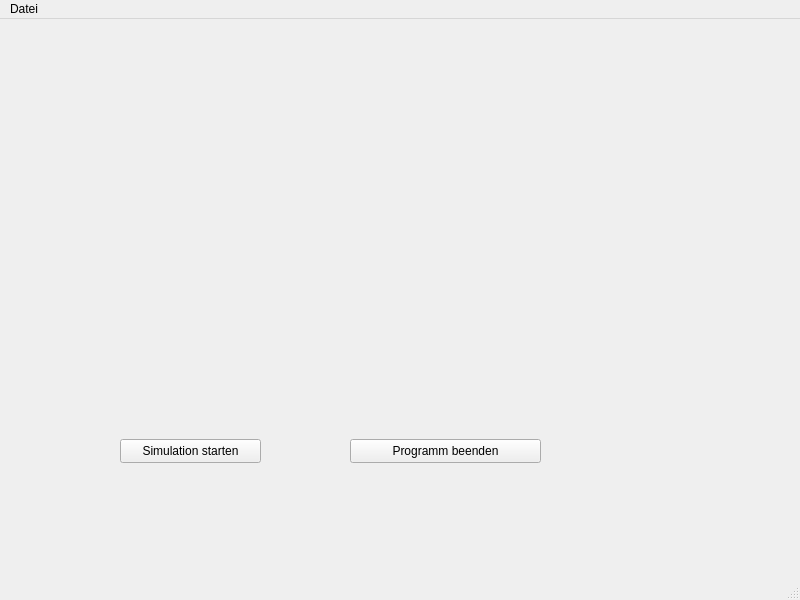
Baffmer/Betriebssysteme_Scheduler, file Betriebssysteme_Scheduler/mainwindow.ui: the form before one commit.
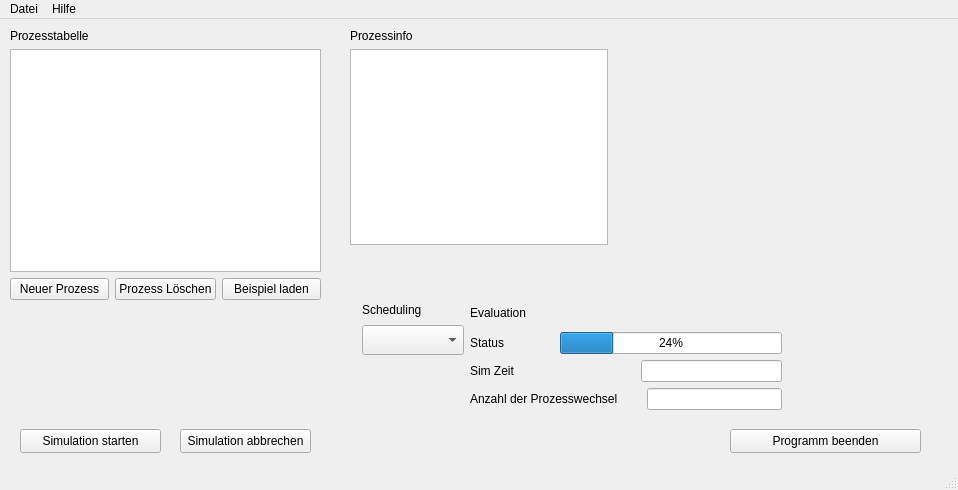
The form after the commit.

Patch:
```diff
--- a/Betriebssysteme_Scheduler/mainwindow.ui
+++ b/Betriebssysteme_Scheduler/mainwindow.ui
@@ -6,8 +6,8 @@
    <rect>
     <x>0</x>
     <y>0</y>
-    <width>800</width>
-    <height>600</height>
+    <width>958</width>
+    <height>490</height>
    </rect>
   </property>
   <property name="windowTitle">
@@ -17,8 +17,8 @@
    <widget class="QPushButton" name="pushButtonExit">
     <property name="geometry">
      <rect>
-      <x>350</x>
-      <y>420</y>
+      <x>730</x>
+      <y>410</y>
       <width>191</width>
       <height>24</height>
      </rect>
@@ -30,8 +30,8 @@
    <widget class="QPushButton" name="pushButtonSimStarten">
     <property name="geometry">
      <rect>
-      <x>120</x>
-      <y>420</y>
+      <x>20</x>
+      <y>410</y>
       <width>141</width>
       <height>24</height>
      </rect>
@@ -40,14 +40,256 @@
      <string>Simulation starten</string>
     </property>
    </widget>
+   <widget class="QPushButton" name="pushButtonSimAbbrechen">
+    <property name="geometry">
+     <rect>
+      <x>180</x>
+      <y>410</y>
+      <width>131</width>
+      <height>24</height>
+     </rect>
+    </property>
+    <property name="text">
+     <string>Simulation abbrechen</string>
+    </property>
+   </widget>
+   <widget class="QWidget" name="">
+    <property name="geometry">
+     <rect>
+      <x>10</x>
+      <y>10</y>
+      <width>311</width>
+      <height>271</height>
+     </rect>
+    </property>
+    <layout class="QVBoxLayout" name="verticalLayout_3">
+     <item>
+      <widget class="QLabel" name="labelProzesstabelle">
+       <property name="text">
+        <string>Prozesstabelle</string>
+       </property>
+      </widget>
+     </item>
+     <item>
+      <layout class="QVBoxLayout" name="verticalLayout_2">
+       <item>
+        <widget class="QTableWidget" name="tableWidgetProzesstabelle">
+         <property name="rowCount">
+          <number>0</number>
+         </property>
+         <property name="columnCount">
+          <number>0</number>
+         </property>
+        </widget>
+       </item>
+       <item>
+        <layout class="QHBoxLayout" name="horizontalLayout_4">
+         <item>
+          <widget class="QPushButton" name="pushButtonNeuerProzess">
+           <property name="text">
+            <string>Neuer Prozess</string>
+           </property>
+          </widget>
+         </item>
+         <item>
+          <widget class="QPushButton" name="pushButtonProzessLoeschen">
+           <property name="text">
+            <string>Prozess Löschen</string>
+           </property>
+          </widget>
+         </item>
+         <item>
+          <widget class="QPushButton" name="pushButtonBeispielLaden">
+           <property name="text">
+            <string>Beispiel laden</string>
+           </property>
+          </widget>
+         </item>
+        </layout>
+       </item>
+      </layout>
+     </item>
+    </layout>
+   </widget>
+   <widget class="QWidget" name="">
+    <property name="geometry">
+     <rect>
+      <x>470</x>
+      <y>280</y>
+      <width>312</width>
+      <height>111</height>
+     </rect>
+    </property>
+    <layout class="QVBoxLayout" name="verticalLayout">
+     <item>
+      <widget class="QLabel" name="labelEvaluation">
+       <property name="text">
+        <string>Evaluation</string>
+       </property>
+      </widget>
+     </item>
+     <item>
+      <layout class="QHBoxLayout" name="horizontalLayout_3">
+       <item>
+        <widget class="QLabel" name="labelStatus">
+         <property name="text">
+          <string>Status</string>
+         </property>
+        </widget>
+       </item>
+       <item>
+        <spacer name="horizontalSpacer_2">
+         <property name="orientation">
+          <enum>Qt::Horizontal</enum>
+         </property>
+         <property name="sizeType">
+          <enum>QSizePolicy::Fixed</enum>
+         </property>
+         <property name="sizeHint" stdset="0">
+          <size>
+           <width>50</width>
+           <height>20</height>
+          </size>
+         </property>
+        </spacer>
+       </item>
+       <item>
+        <widget class="QProgressBar" name="progressBar">
+         <property name="value">
+          <number>24</number>
+         </property>
+        </widget>
+       </item>
+      </layout>
+     </item>
+     <item>
+      <layout class="QHBoxLayout" name="horizontalLayout_2">
+       <item>
+        <widget class="QLabel" name="labelSimZeit">
+         <property name="text">
+          <string>Sim Zeit</string>
+         </property>
+        </widget>
+       </item>
+       <item>
+        <spacer name="horizontalSpacer">
+         <property name="orientation">
+          <enum>Qt::Horizontal</enum>
+         </property>
+         <property name="sizeType">
+          <enum>QSizePolicy::Fixed</enum>
+         </property>
+         <property name="sizeHint" stdset="0">
+          <size>
+           <width>120</width>
+           <height>20</height>
+          </size>
+         </property>
+        </spacer>
+       </item>
+       <item>
+        <widget class="QLineEdit" name="lineEditZeit"/>
+       </item>
+      </layout>
+     </item>
+     <item>
+      <layout class="QHBoxLayout" name="horizontalLayout">
+       <item>
+        <widget class="QLabel" name="labelProzessAnzahl">
+         <property name="text">
+          <string>Anzahl der Prozesswechsel</string>
+         </property>
+        </widget>
+       </item>
+       <item>
+        <spacer name="horizontalSpacer_3">
+         <property name="orientation">
+          <enum>Qt::Horizontal</enum>
+         </property>
+         <property name="sizeType">
+          <enum>QSizePolicy::Fixed</enum>
+         </property>
+         <property name="sizeHint" stdset="0">
+          <size>
+           <width>23</width>
+           <height>20</height>
+          </size>
+         </property>
+        </spacer>
+       </item>
+       <item>
+        <widget class="QLineEdit" name="lineEditProzessAnzahl"/>
+       </item>
+      </layout>
+     </item>
+    </layout>
+   </widget>
+   <widget class="QWidget" name="">
+    <property name="geometry">
+     <rect>
+      <x>362</x>
+      <y>282</y>
+      <width>102</width>
+      <height>54</height>
+     </rect>
+    </property>
+    <layout class="QVBoxLayout" name="verticalLayout_4">
+     <item>
+      <widget class="QLabel" name="labelScheduling">
+       <property name="text">
+        <string>Scheduling</string>
+       </property>
+      </widget>
+     </item>
+     <item>
+      <widget class="QComboBox" name="comboBoxActiveProzess">
+       <property name="minimumSize">
+        <size>
+         <width>100</width>
+         <height>30</height>
+        </size>
+       </property>
+      </widget>
+     </item>
+    </layout>
+   </widget>
+   <widget class="QWidget" name="">
+    <property name="geometry">
+     <rect>
+      <x>350</x>
+      <y>10</y>
+      <width>258</width>
+      <height>216</height>
+     </rect>
+    </property>
+    <layout class="QVBoxLayout" name="verticalLayout_5">
+     <item>
+      <widget class="QLabel" name="labelProzessinfo">
+       <property name="text">
+        <string>Prozessinfo</string>
+       </property>
+      </widget>
+     </item>
+     <item>
+      <widget class="QTableWidget" name="tableWidgetProzessinfo">
+       <property name="rowCount">
+        <number>0</number>
+       </property>
+       <property name="columnCount">
+        <number>0</number>
+       </property>
+      </widget>
+     </item>
+    </layout>
+   </widget>
   </widget>
   <widget class="QMenuBar" name="menubar">
    <property name="geometry">
     <rect>
      <x>0</x>
      <y>0</y>
-     <width>800</width>
-     <height>21</height>
+     <width>958</width>
+     <height>22</height>
     </rect>
    </property>
    <widget class="QMenu" name="menuDatei">
@@ -56,7 +298,13 @@
     </property>
     <addaction name="actionExit"/>
    </widget>
+   <widget class="QMenu" name="menuHilfe">
+    <property name="title">
+     <string>Hilfe</string>
+    </property>
+   </widget>
    <addaction name="menuDatei"/>
+   <addaction name="menuHilfe"/>
   </widget>
   <widget class="QStatusBar" name="statusbar"/>
   <action name="actionExit">
```
Left out of the diff: 6 changed lines with no effect on the pictures.
